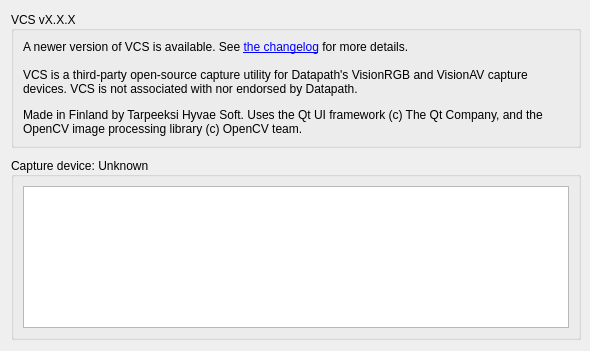
mrehkopf/vcs, file src/display/qt/dialogs/ui/about_dialog.ui: the form before one commit.
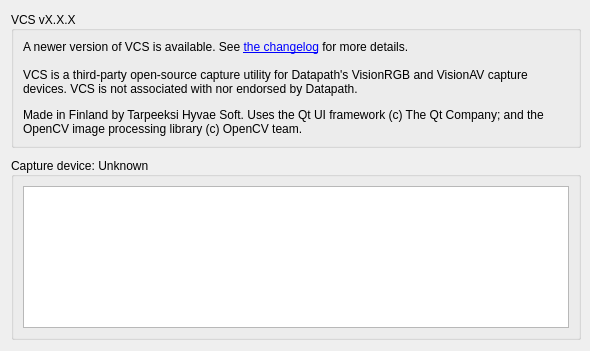
The form after the commit. Custom widgets are drawn as their Qt base class.

```diff
--- a/src/display/qt/dialogs/ui/about_dialog.ui
+++ b/src/display/qt/dialogs/ui/about_dialog.ui
@@ -92,7 +92,7 @@
           <item>
            <widget class="QLabel" name="label_17">
             <property name="text">
-             <string>&lt;html&gt;&lt;head/&gt;&lt;body&gt;&lt;p&gt;VCS is a third-party open-source capture utility for Datapath's VisionRGB and VisionAV capture devices. VCS is not associated with nor endorsed by Datapath.&lt;/p&gt;&lt;p&gt;Made in Finland by Tarpeeksi Hyvae Soft. Uses the Qt UI framework (c) The Qt Company, and the OpenCV image processing library (c) OpenCV team.&lt;/p&gt;&lt;/body&gt;&lt;/html&gt;</string>
+             <string>&lt;html&gt;&lt;head/&gt;&lt;body&gt;&lt;p&gt;VCS is a third-party open-source capture utility for Datapath's VisionRGB and VisionAV capture devices. VCS is not associated with nor endorsed by Datapath.&lt;/p&gt;&lt;p&gt;Made in Finland by Tarpeeksi Hyvae Soft. Uses the Qt UI framework (c) The Qt Company; and the OpenCV image processing library (c) OpenCV team.&lt;/p&gt;&lt;/body&gt;&lt;/html&gt;</string>
             </property>
             <property name="alignment">
              <set>Qt::AlignLeading|Qt::AlignLeft|Qt::AlignVCenter</set>
```
